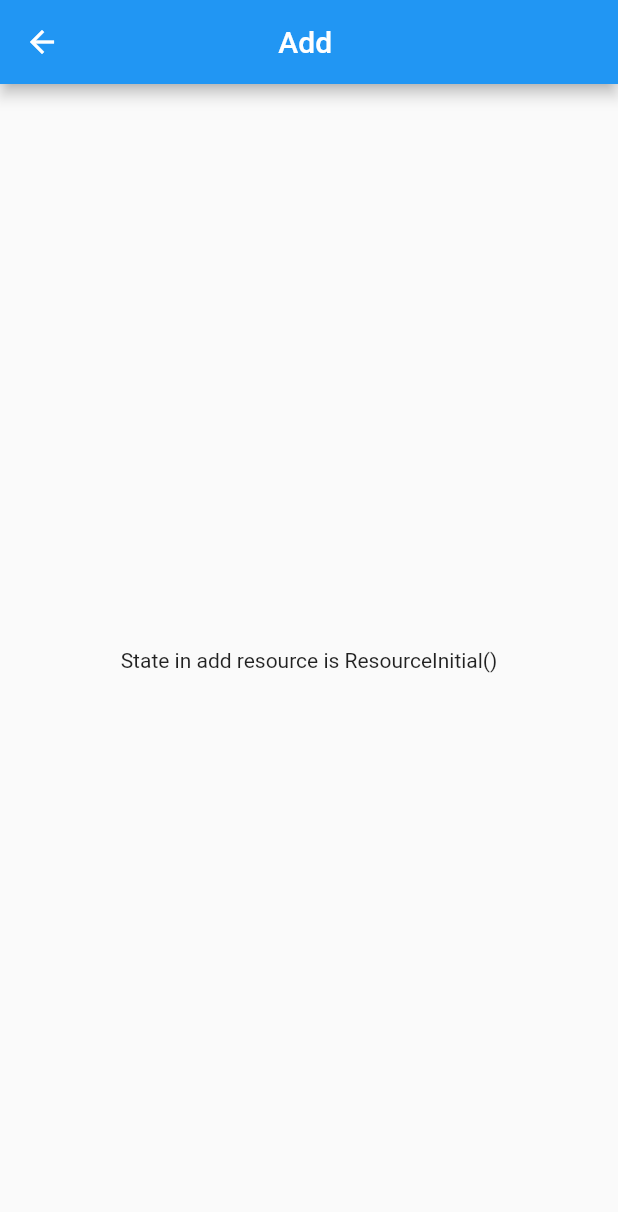
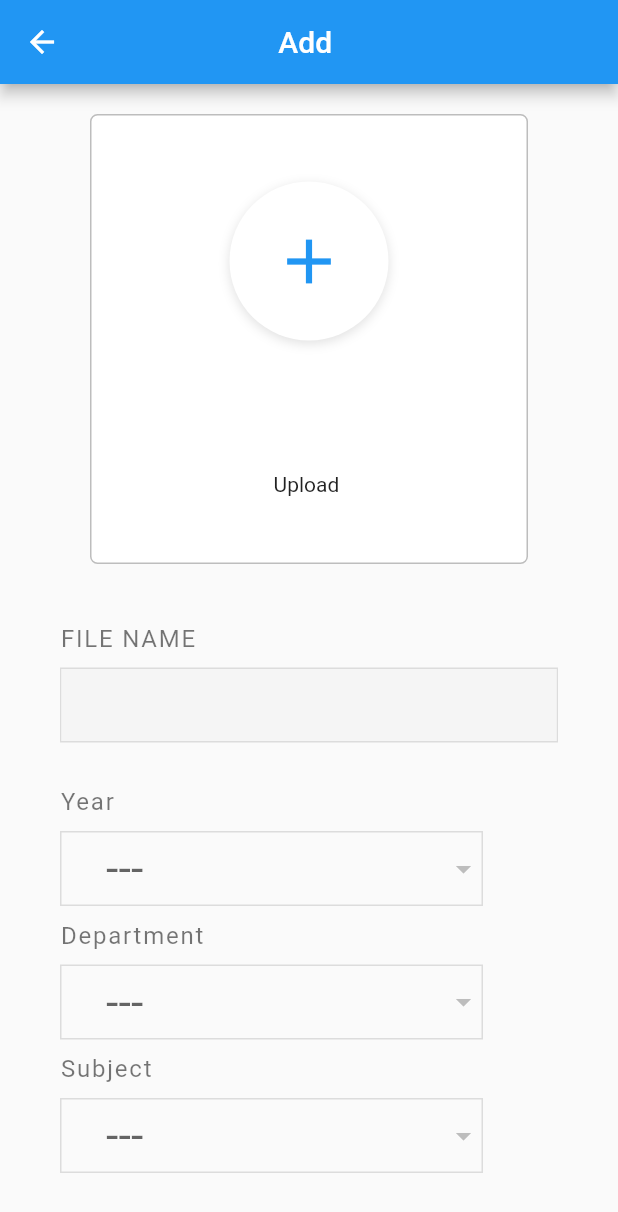
Before and after one commit to WebProgrammingAAiT/filesharing-frontend, a Flutter app: the AddResourceScreen screen opened directly with empty values, on a phone screen of 412 x 824 dp. Shown: the top 1212 px of the screen. Run offline on Flutter 3.47's test engine with Material 2 defaults, Android fonts, the phone set to English and light mode, and no system bars; our stand-ins replace bloc, equatable, file_picker, flutter_bloc, flutter_secure_storage, flutter_speed_dial and 1 more; missing offline and left inert: dart:ffi; accounts and stored records are empty.

Commit message:
adding resources successfull

```diff
--- /dev/null
+++ b/resourcify/lib/bloc/add_resource/add_resource_event.dart
@@ -0,0 +1,23 @@
+part of 'add_resource_bloc.dart';
+
+abstract class AddResourceEvent extends Equatable {
+  const AddResourceEvent();
+
+  @override
+  List<Object> get props => [];
+}
+
+class AddResourceInitialize extends AddResourceEvent {
+  const AddResourceInitialize();
+}
+
+class CreateResource extends AddResourceEvent {
+  final String filename;
+  final String filePath;
+  final String year;
+  final String department;
+  final String subject;
+  final String fileType;
+  CreateResource(this.filename, this.filePath, this.year, this.department,
+      this.subject, this.fileType);
+}
--- /dev/null
+++ b/resourcify/lib/bloc/add_resource/add_resource_state.dart
@@ -0,0 +1,32 @@
+part of 'add_resource_bloc.dart';
+
+abstract class AddResourceState extends Equatable {
+  const AddResourceState();
+
+  @override
+  List<Object> get props => [];
+}
+
+class AddResourceInitial extends AddResourceState {}
+
+class AddResourceLoading extends AddResourceState {
+  // final double progress;
+  const AddResourceLoading();
+  // @override
+  // List<Object> get props => [progress];
+}
+
+class AddResourceError extends AddResourceState {
+  final String message;
+  const AddResourceError(this.message);
+  @override
+  List<Object> get props => [message];
+}
+
+class ResourceCreated extends AddResourceState {
+  // final Resource resource;
+
+  ResourceCreated();
+  // @override
+  // List<Object> get props => [resource];
+}
--- a/resourcify/lib/bloc/resource/resource_event.dart
+++ b/resourcify/lib/bloc/resource/resource_event.dart
@@ -19,14 +19,3 @@ class ReloadResources extends ResourceEvent {
   final userId;
   ReloadResources(this.userId);
 }
-
-class CreateResource extends ResourceEvent {
-  final String filename;
-  final String filePath;
-  final String year;
-  final String department;
-  final String subject;
-  final String fileType;
-  CreateResource(this.filename, this.filePath, this.year, this.department,
-      this.subject, this.fileType);
-}
--- a/resourcify/lib/bloc/resource/resource_state.dart
+++ b/resourcify/lib/bloc/resource/resource_state.dart
@@ -29,16 +29,3 @@ class ResourcesLoaded extends ResourceState {
   ResourcesLoaded(this.resources, this.categories);
   List<Object> get props => [resources, categories];
 }
-
-class ResourceCreated extends ResourceState {
-  final Resource resource;
-
-  ResourceCreated(this.resource);
-  @override
-  List<Object> get props => [resource];
-}
-
-class ResourceCreating extends ResourceState {
-  final int progress;
-  const ResourceCreating(this.progress);
-}
--- a/resourcify/lib/main.dart
+++ b/resourcify/lib/main.dart
@@ -8,6 +8,7 @@ import 'package:resourcify/screens/admin_home_screen.dart';
 import 'package:resourcify/screens/home_screen.dart';
 import 'package:resourcify/screens/screens.dart';
 
+import 'bloc/add_resource/add_resource_bloc.dart';
 import 'bloc/admin/admin_bloc.dart';
 import 'bloc/admin/admin_department/admin_department_bloc.dart';
 import 'bloc/admin/admin_subject/admin_subject_bloc.dart';
@@ -36,6 +37,9 @@ class MyApp extends StatelessWidget {
           ),
           BlocProvider(
             create: (context) => ResourceBloc(ResourceRepositoryImpl()),
+          ),
+          BlocProvider(
+            create: (context) => AddResourceBloc(ResourceRepositoryImpl()),
           ),
         ],
         child: MaterialApp(
--- a/resourcify/lib/screens/add_resource_screen.dart
+++ b/resourcify/lib/screens/add_resource_screen.dart
@@ -3,10 +3,8 @@ import 'dart:io';
 import 'package:file_picker/file_picker.dart';
 import 'package:flutter/material.dart';
 import 'package:flutter_bloc/flutter_bloc.dart';
-import 'package:resourcify/bloc/resource/resource_bloc.dart';
+import 'package:resourcify/bloc/add_resource/add_resource_bloc.dart';
 import 'package:resourcify/models/models.dart';
-
-import 'constants.dart';
 
 class AddResourceScreen extends StatefulWidget {
   final String type;
@@ -35,6 +33,7 @@ class _AddResourceScreenState extends State<AddResourceScreen> {
     super.initState();
     categories = widget.categories;
     yearList = categories.where((cat) => cat.type == 'year').toList();
+    context.read<AddResourceBloc>().add(AddResourceInitialize());
   }
 
   @override
@@ -44,28 +43,138 @@ class _AddResourceScreenState extends State<AddResourceScreen> {
         title: Text('Add ${widget.type}'),
         centerTitle: true,
       ),
-      body: BlocConsumer<ResourceBloc, ResourceState>(
+      body: BlocConsumer<AddResourceBloc, AddResourceState>(
         listener: (context, state) {
           print(state);
-          if (state is ResourceError) {
+          if (state is AddResourceError) {
             Scaffold.of(context).showSnackBar(
               SnackBar(
                 content: Text(state.message),
               ),
             );
+          } else if (state is ResourceCreated) {
+            Navigator.pop(context);
           }
         },
         builder: (context, state) {
-          if (state is ResourcesLoaded) {
+          if (state is AddResourceInitial) {
             return GestureDetector(
               onTap: () => FocusScope.of(context).unfocus(),
               child: Center(
                 child: ListView(
                   children: [
+                    _buildUploadContainer(),
+                    SizedBox(
+                      height: 10,
+                    ),
                     Container(
+                      alignment: Alignment.topLeft,
+                      margin:
+                          EdgeInsets.symmetric(horizontal: 40, vertical: 10),
+                      child: Text(
+                        'FILE NAME',
+                        style: TextStyle(
+                            color: Colors.black54,
+                            // fontWeight: FontWeight.bold,
+                            letterSpacing: 1.2,
+                            fontSize: 16),
+                      ),
+                    ),
+                    Container(
+                      margin: EdgeInsets.symmetric(horizontal: 40),
+                      decoration: BoxDecoration(
+                        border: Border.all(color: Colors.black12, width: 1),
+                      ),
+                      child: TextField(
+                        textCapitalization: TextCapitalization.words,
+                        controller: fileNameController,
+                        decoration: InputDecoration(
+                          filled: true,
+                          border: InputBorder.none,
+                          fillColor: Colors.grey[100],
+                          contentPadding: EdgeInsets.only(top: 14, left: 10),
+                        ),
+                      ),
+                    ),
+                    SizedBox(
+                      height: 20,
+                    ),
+                    _BuildDropdownWidget(
+                      title: 'Year',
+                      value: year,
+                      categoryList: yearList,
+                      onSelected: (cat) {
+                        setState(() {
+                          year = cat;
+                          department = null;
+                          subject = null;
+                          departmentList.clear();
+                          subjectList.clear();
+                        });
+                        _setDepartmentList(cat.id);
+                      },
+                    ),
+                    _BuildDropdownWidget(
+                      title: 'Department',
+                      value: department,
+                      categoryList: departmentList,
+                      onSelected: (cat) {
+                        setState(() {
+                          department = cat;
+                          subject = null;
+                          subjectList.clear();
+                        });
+                        _setSubjectList(cat.id);
+                      },
+                    ),
+                    _BuildDropdownWidget(
+                      title: 'Subject',
+                      value: subject,
+                      categoryList: subjectList,
+                      onSelected: (cat) {
+                        setState(() {
+                          subject = cat;
+                        });
+                      },
+                    ),
+                    SizedBox(
+                      height: 40,
+                    ),
+                    _buildButtons(context),
+                    SizedBox(
+                      height: 40,
+                    ),
+                  ],
+                ),
+              ),
+            );
+          } else if (state is AddResourceLoading) {
+            return Center(
+              child: Row(
+                mainAxisAlignment: MainAxisAlignment.center,
+                children: [
+                  Text('Uploading'),
+                  SizedBox(
+                    width: 20,
+                  ),
+                  CircularProgressIndicator(
+                    strokeWidth: 2,
+                  ),
+                ],
+              ),
+            );
+          } else {
+            return Center(child: Text("State in add resource is $state"));
+          }
+        },
+      ),
+    );
+  }
+
+  Container _buildUploadContainer() {
+    return Container(
       height: 300,
-                      margin:
-                          EdgeInsets.symmetric(horizontal: 60, vertical: 20),
+      margin: EdgeInsets.symmetric(horizontal: 60, vertical: 20),
       decoration: BoxDecoration(
         borderRadius: BorderRadius.circular(5),
         border: Border.all(color: Colors.grey[400], width: 1),
@@ -113,170 +222,15 @@ class _AddResourceScreenState extends State<AddResourceScreen> {
                 Text('Upload ${widget.type}'),
               ],
             ),
-                    ),
-                    SizedBox(
-                      height: 10,
-                    ),
-                    Container(
-                      alignment: Alignment.topLeft,
-                      margin:
-                          EdgeInsets.symmetric(horizontal: 40, vertical: 10),
-                      child: Text(
-                        'FILE NAME',
-                        style: TextStyle(
-                            color: Colors.black54,
-                            // fontWeight: FontWeight.bold,
-                            letterSpacing: 1.2,
-                            fontSize: 16),
-                      ),
-                    ),
-                    Container(
-                      margin: EdgeInsets.symmetric(horizontal: 40),
-                      decoration: BoxDecoration(
-                        border: Border.all(color: Colors.black12, width: 1),
-                      ),
-                      child: TextField(
-                        textCapitalization: TextCapitalization.words,
-                        controller: fileNameController,
-                        decoration: InputDecoration(
-                          filled: true,
-                          border: InputBorder.none,
-                          fillColor: Colors.grey[100],
-                          contentPadding: EdgeInsets.only(top: 14, left: 10),
-                        ),
-                      ),
-                    ),
-                    SizedBox(
-                      height: 20,
-                    ),
-                    Container(
-                      alignment: Alignment.topLeft,
-                      margin:
-                          EdgeInsets.symmetric(horizontal: 40, vertical: 10),
-                      child: Text(
-                        'Year',
-                        style: TextStyle(
-                            color: Colors.black54,
-                            // fontWeight: FontWeight.bold,
-                            letterSpacing: 1.2,
-                            fontSize: 16),
-                      ),
-                    ),
-                    Container(
-                      margin: EdgeInsets.only(left: 40, right: 90),
-                      decoration: BoxDecoration(
-                        border: Border.all(color: Colors.black12, width: 1),
-                      ),
-                      child: DropdownButton<Category>(
-                        isExpanded: true,
-                        hint: Text('    ---', style: TextStyle(fontSize: 30)),
-                        underline: SizedBox.shrink(),
-                        value: year,
-                        onChanged: (cat) {
-                          setState(() {
-                            year = cat;
-                            department = null;
-                            subject = null;
-                            departmentList.clear();
-                            subjectList.clear();
-                          });
-                          _setDepartmentList(cat.id);
-                        },
-                        items: yearList.map<DropdownMenuItem<Category>>(
-                            (Category category) {
-                          return DropdownMenuItem<Category>(
-                            value: category,
-                            child: Text(category.name),
     );
-                        }).toList(),
-                      ),
-                    ),
-                    Container(
-                      alignment: Alignment.topLeft,
-                      margin:
-                          EdgeInsets.symmetric(horizontal: 40, vertical: 10),
-                      child: Text(
-                        'Department',
-                        style: TextStyle(
-                            color: Colors.black54,
-                            // fontWeight: FontWeight.bold,
-                            letterSpacing: 1.2,
-                            fontSize: 16),
-                      ),
-                    ),
-                    Container(
-                      margin: EdgeInsets.only(left: 40, right: 90),
-                      decoration: BoxDecoration(
-                        border: Border.all(color: Colors.black12, width: 1),
-                      ),
-                      child: DropdownButton<Category>(
-                        isExpanded: true,
-                        hint: Text('    ---', style: TextStyle(fontSize: 30)),
-                        underline: SizedBox.shrink(),
-                        value: department,
-                        onChanged: (cat) {
-                          setState(() {
-                            department = cat;
-                            subject = null;
-                            subjectList.clear();
-                          });
-                          _setSubjectList(cat.id);
-                        },
-                        items: departmentList.map<DropdownMenuItem<Category>>(
-                            (Category category) {
-                          return DropdownMenuItem<Category>(
-                            value: category,
-                            child: Text(category.name),
-                          );
-                        }).toList(),
-                      ),
-                    ),
-                    Container(
-                      alignment: Alignment.topLeft,
-                      margin:
-                          EdgeInsets.symmetric(horizontal: 40, vertical: 10),
-                      child: Text(
-                        'Subject',
-                        style: TextStyle(
-                            color: Colors.black54,
-                            // fontWeight: FontWeight.bold,
-                            letterSpacing: 1.2,
-                            fontSize: 16),
-                      ),
-                    ),
-                    Container(
-                      margin: EdgeInsets.only(left: 40, right: 90),
-                      decoration: BoxDecoration(
-                        border: Border.all(color: Colors.black12, width: 1),
-                      ),
-                      child: DropdownButton<Category>(
-                        isExpanded: true,
-                        hint: Text('    ---', style: TextStyle(fontSize: 30)),
-                        underline: SizedBox.shrink(),
-                        value: subject,
-                        onChanged: (cat) {
-                          setState(() {
-                            subject = cat;
-                          });
-                        },
-                        items: subjectList.map<DropdownMenuItem<Category>>(
-                            (Category category) {
-                          return DropdownMenuItem<Category>(
-                            value: category,
-                            child: Text(category.name),
-                          );
-                        }).toList(),
-                      ),
-                    ),
-                    SizedBox(
-                      height: 40,
-                    ),
-                    Row(
+  }
+
+  Row _buildButtons(BuildContext context) {
+    return Row(
       mainAxisAlignment: MainAxisAlignment.spaceAround,
       children: [
         RaisedButton(
-                          padding: EdgeInsets.symmetric(
-                              horizontal: 40, vertical: 12),
+          padding: EdgeInsets.symmetric(horizontal: 40, vertical: 12),
           onPressed: () {
             Navigator.pop(context);
           },
@@ -287,41 +241,32 @@ class _AddResourceScreenState extends State<AddResourceScreen> {
         ),
         RaisedButton(
           color: Colors.blue,
-                          padding: EdgeInsets.symmetric(
-                              horizontal: 40, vertical: 12),
+          padding: EdgeInsets.symmetric(horizontal: 40, vertical: 12),
           onPressed: () {
-                            context.read<ResourceBloc>().add(CreateResource(
+            if (fileNameController.text.trim().isNotEmpty &&
+                file != null &&
+                year != null &&
+                department != null &&
+                subject != null) {
+              context.read<AddResourceBloc>().add(CreateResource(
                   fileNameController.text,
                   file.path,
                   year.id,
                   department.id,
                   subject.id,
                   widget.type));
+            } else {
+              Scaffold.of(context).showSnackBar(
+                SnackBar(
+                  content: Text('Please enter the required fields'),
+                ),
+              );
+            }
           },
-                          child: Text('Post',
-                              style:
-                                  TextStyle(fontSize: 16, color: Colors.white)),
+          child:
+              Text('Post', style: TextStyle(fontSize: 16, color: Colors.white)),
         )
       ],
-                    ),
-                    SizedBox(
-                      height: 40,
-                    ),
-                  ],
-                ),
-              ),
-            );
-          } else if (state is ResourceCreating) {
-            return Center(
-              child: CircularProgressIndicator(
-                value: state.progress.toDouble(),
-              ),
-            );
-          } else {
-            return Center(child: Text("State in add resource is $state"));
-          }
-        },
-      ),
     );
   }
 
@@ -348,3 +293,53 @@ class _AddResourceScreenState extends State<AddResourceScreen> {
     }
   }
 }
+
+class _BuildDropdownWidget extends StatelessWidget {
+  final String title;
+  final Category value;
+  final List<Category> categoryList;
+  final Function onSelected;
+
+  const _BuildDropdownWidget(
+      {Key key, this.title, this.value, this.onSelected, this.categoryList})
+      : super(key: key);
+  @override
+  Widget build(BuildContext context) {
+    return Column(
+      children: [
+        Container(
+          alignment: Alignment.topLeft,
+          margin: EdgeInsets.symmetric(horizontal: 40, vertical: 10),
+          child: Text(
+            title,
+            style: TextStyle(
+                color: Colors.black54,
+                // fontWeight: FontWeight.bold,
+                letterSpacing: 1.2,
+                fontSize: 16),
+          ),
+        ),
+        Container(
+          margin: EdgeInsets.only(left: 40, right: 90),
+          decoration: BoxDecoration(
+            border: Border.all(color: Colors.black12, width: 1),
+          ),
+          child: DropdownButton<Category>(
+            isExpanded: true,
+            hint: Text('    ---', style: TextStyle(fontSize: 30)),
+            underline: SizedBox.shrink(),
+            value: value,
+            onChanged: onSelected,
+            items: categoryList
+                .map<DropdownMenuItem<Category>>((Category category) {
+              return DropdownMenuItem<Category>(
+                value: category,
+                child: Text(category.name),
+              );
+            }).toList(),
+          ),
+        ),
+      ],
+    );
+  }
+}
```
Also changed, not shown: resourcify/lib/bloc/add_resource/add_resource_bloc.dart (added, +41 -0 lines), resourcify/lib/bloc/resource/resource_bloc.dart (+0 -40 lines), resourcify/lib/repository/resource_repository.dart (+25 -18 lines), resourcify/lib/screens/home_screen.dart (+14 -1 lines). Lines whose indentation alone changed are shown as unchanged.
